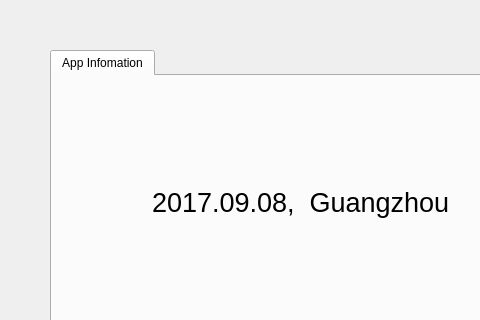
Before: the Qt Designer form mainwindow.ui in done-lin/Beizer, drawn with Qt 5; both pictures show x 0 to 480 and y 0 to 320 of the 800 by 600 pixel window.
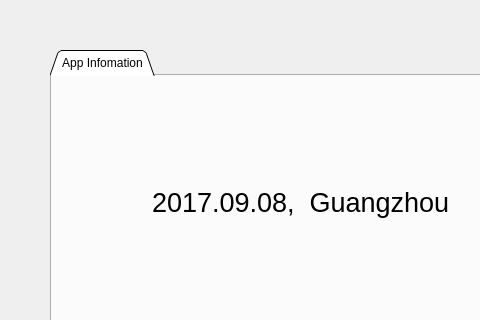
After: the same form once the commit is applied.

Commit message: override event functon for Android app, now x86 app ok, tryto change tabbar in qtouch event!

The edit to the form file:
```diff
--- a/mainwindow.ui
+++ b/mainwindow.ui
@@ -35,6 +35,9 @@
       <height>361</height>
      </rect>
     </property>
+    <property name="tabShape">
+     <enum>QTabWidget::Triangular</enum>
+    </property>
     <property name="currentIndex">
      <number>0</number>
     </property>
```
The commit also changes 2 other files.
